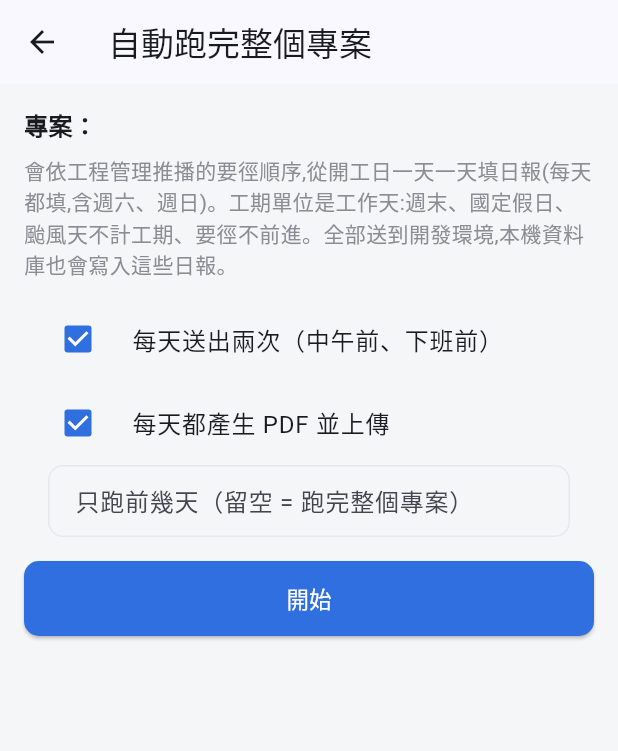
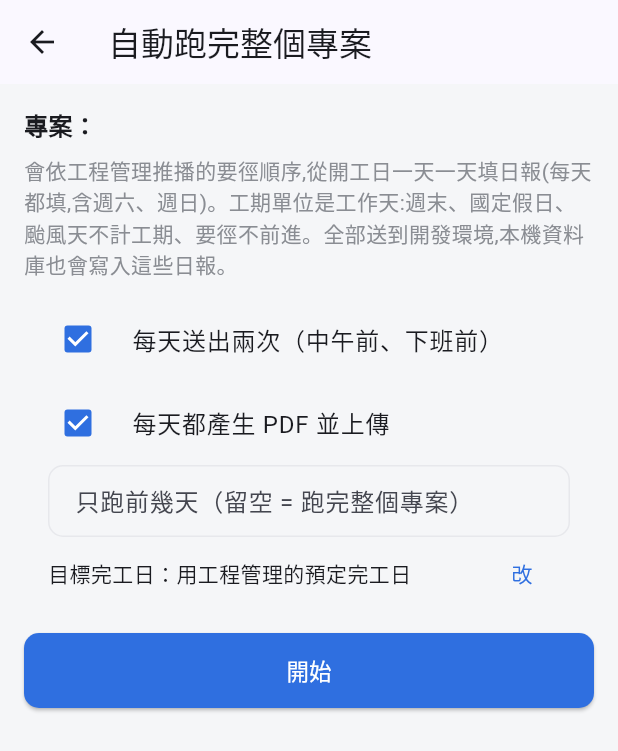
Before and after one commit to Ludoufu42/jujenzao_daily_report_app, a Flutter app: the SimulatorScreen screen opened directly with empty values, on a phone screen of 412 x 824 dp. Shown: the top 751 px of the screen. Run offline on Flutter 3.47's test engine with Material 3 defaults, Android fonts, the phone set to English and light mode, and no system bars; our stand-ins replace fl_chart, flutter_image_compress, image_picker, pdf, printing, shared_preferences and 5 more; missing offline and left inert: dart:js_interop, dart:ui_web; accounts and stored records are empty.

Commit message:
貝塔模擬:可指定目標完工日(合約 2027-06-30,161 工作天),工期依它推算
Co-Authored-By: Claude Sonnet 5.5 <noreply@anthropic.com>

```diff
--- a/lib/screens/beta_panel.dart
+++ b/lib/screens/beta_panel.dart
@@ -3,6 +3,7 @@ import 'package:flutter/material.dart';
 import '../models/project.dart';
 import '../models/project_bundle.dart';
 import '../services/app_clock.dart';
+import '../services/cloud_config.dart';
 import '../services/cloud_service.dart';
 import '../services/report_simulator.dart';
 import '../theme.dart';
@@ -137,6 +138,7 @@ class _SimulatorScreenState extends State<SimulatorScreen> {
   bool _twoSubmits = true;
   bool _withPdf = true;
   final _daysController = TextEditingController();
+  DateTime? _targetEnd = DateTime.tryParse(CloudConfig.betaTargetEnd);
   String? _prepError;
   bool _preparing = false;
 
@@ -174,6 +176,8 @@ class _SimulatorScreenState extends State<SimulatorScreen> {
         twoSubmits: _twoSubmits,
         withPdf: _withPdf,
         maxDays: int.tryParse(_daysController.text.trim()),
+        targetEnd: _targetEnd,
+        seed: 5, // 這一組隨機天氣大約在合約完工日前後完工,拿來示範
       ),
     );
   }
@@ -221,6 +225,33 @@ class _SimulatorScreenState extends State<SimulatorScreen> {
           controller: _daysController,
           keyboardType: TextInputType.number,
           decoration: const InputDecoration(labelText: '只跑前幾天（留空 = 跑完整個專案）'),
+        ),
+      ),
+      Padding(
+        padding: const EdgeInsets.symmetric(horizontal: 16),
+        child: Row(
+          children: [
+            Expanded(
+              child: Text(
+                _targetEnd == null
+                    ? '目標完工日：用工程管理的預定完工日'
+                    : '目標完工日：${_d(_targetEnd!)}（工期依它推算）',
+              ),
+            ),
+            TextButton(
+              onPressed: () async {
+                final picked = await showDatePicker(
+                  context: context,
+                  initialDate: _targetEnd ?? DateTime(2027, 6, 30),
+                  firstDate: DateTime(2026),
+                  lastDate: DateTime(2100),
+                  helpText: '模擬要在哪一天前後完工（例如合約最後一天）',
+                );
+                if (picked != null) setState(() => _targetEnd = picked);
+              },
+              child: const Text('改'),
+            ),
+          ],
         ),
       ),
       const SizedBox(height: 16),
--- a/lib/services/cloud_config.dart
+++ b/lib/services/cloud_config.dart
@@ -13,6 +13,10 @@ class CloudConfig {
   /// 調成專案期間的任何一天、一鍵自動跑完整個專案的日報。正式版沒有。
   static const bool isBeta = bool.fromEnvironment('BETA');
 
+  /// 貝塔版自動模擬的「目標完工日」(YYYY-MM-DD,例如合約工期的最後一天)。
+  /// 留空 = 用工程管理的預定完工日。`--dart-define=BETA_TARGET_END=2027-06-30`
+  static const String betaTargetEnd = String.fromEnvironment('BETA_TARGET_END');
+
   /// OAuth 用戶端 ID(網頁應用程式)。不是機密。
   static const String googleClientId = String.fromEnvironment(
     'GOOGLE_CLIENT_ID',
--- a/lib/services/report_simulator.dart
+++ b/lib/services/report_simulator.dart
@@ -29,11 +29,16 @@ class SimulationOptions {
   /// 只跑前幾天(null = 跑完整個專案)。
   final int? maxDays;
 
+  /// 目標完工日:模擬的工期依它推算(例如合約工期的最後一天)。
+  /// null = 用工程管理的預定完工日。
+  final DateTime? targetEnd;
+
   const SimulationOptions({
     this.twoSubmits = true,
     this.withPdf = true,
     this.seed = 1,
     this.maxDays,
+    this.targetEnd,
   });
 }
 
@@ -107,7 +112,7 @@ class ReportSimulator {
     var plan = SimulationPlan.generate(
       sequence: bundle.sequence,
       start: bundle.plannedStart ?? project.startDate,
-      targetEnd: bundle.plannedEnd,
+      targetEnd: options.targetEnd ?? bundle.plannedEnd,
       seed: options.seed,
     );
     if (options.maxDays != null && options.maxDays! < plan.length) {
```
Also changed, not shown: 1 other file.
